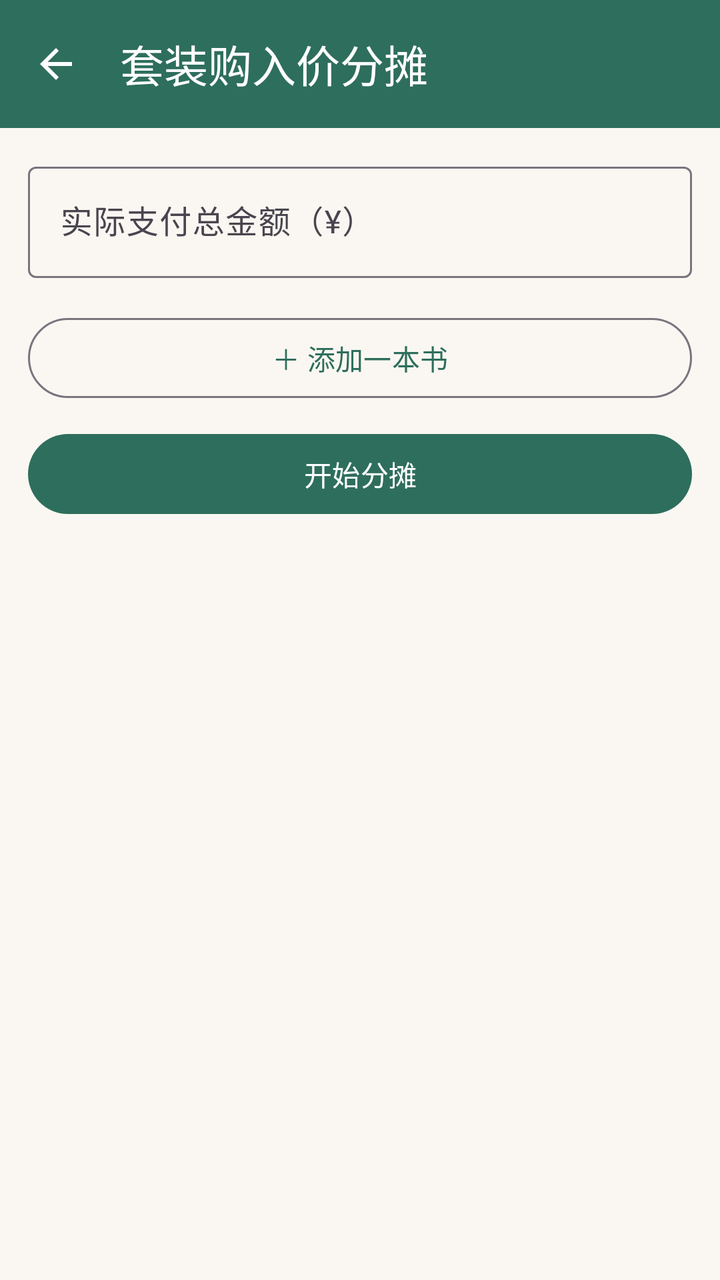
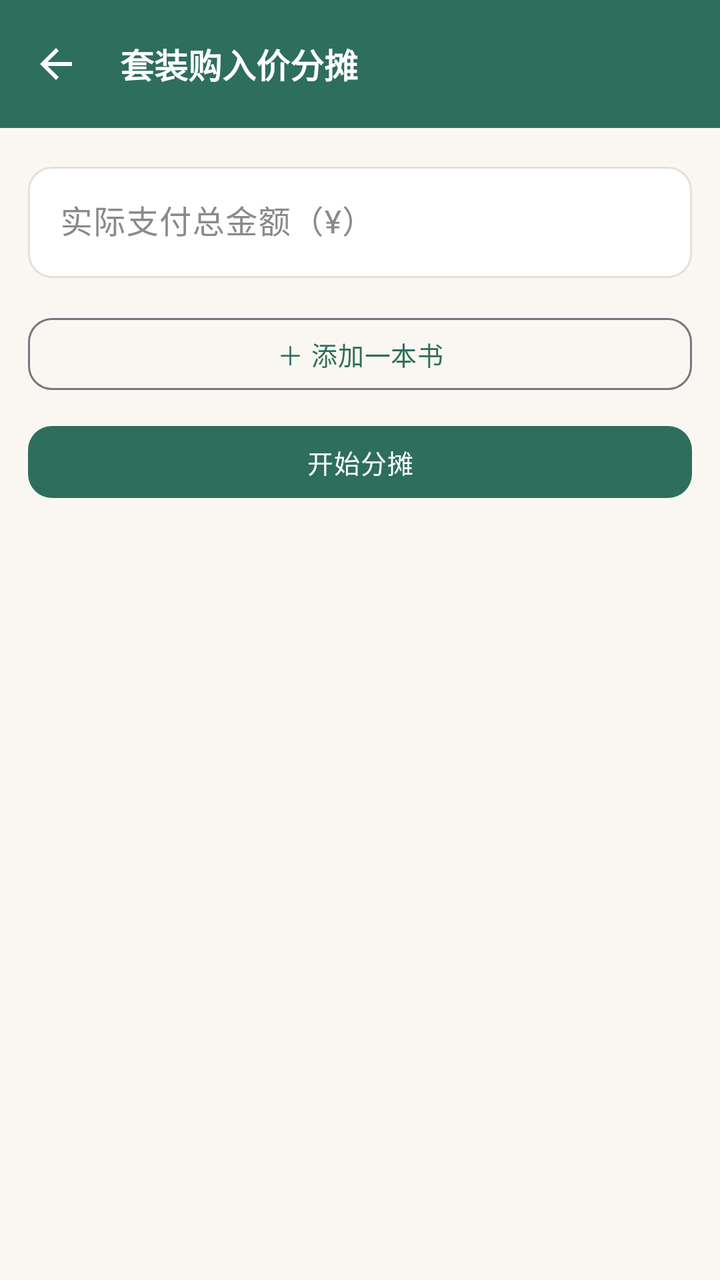

Before-and-after screenshots of an Android layout around one commit, followed by the original layout XML and the change that was made.
<!-- AndroidManifest.xml: application theme Theme.Bookshelf -->
<!-- res/layout/activity_split.xml -->
<?xml version="1.0" encoding="utf-8"?>
<LinearLayout xmlns:android="http://schemas.android.com/apk/res/android"
    xmlns:app="http://schemas.android.com/apk/res-auto"
    android:layout_width="match_parent"
    android:layout_height="match_parent"
    android:orientation="vertical">

    <com.google.android.material.appbar.MaterialToolbar
        android:id="@+id/toolbar"
        android:layout_width="match_parent"
        android:layout_height="?attr/actionBarSize"
        android:background="?attr/colorPrimary"
        app:navigationIcon="@drawable/ic_back"
        app:title="套装购入价分摊"
        app:titleTextColor="@color/white" />

    <androidx.core.widget.NestedScrollView
        android:layout_width="match_parent"
        android:layout_height="0dp"
        android:layout_weight="1">

        <LinearLayout
            android:layout_width="match_parent"
            android:layout_height="wrap_content"
            android:orientation="vertical"
            android:padding="14dp">

            
            <com.google.android.material.textfield.TextInputLayout
                android:layout_width="match_parent"
                android:layout_height="wrap_content"
                android:hint="实际支付总金额（¥）">

                <com.google.android.material.textfield.TextInputEditText
                    android:id="@+id/et_total_paid"
                    android:layout_width="match_parent"
                    android:layout_height="wrap_content"
                    android:inputType="numberDecimal" />
            </com.google.android.material.textfield.TextInputLayout>

            
            <LinearLayout
                android:id="@+id/container_books"
                android:layout_width="match_parent"
                android:layout_height="wrap_content"
                android:layout_marginTop="8dp"
                android:orientation="vertical" />

            <com.google.android.material.button.MaterialButton
                android:id="@+id/btn_add_book"
                style="@style/Widget.Material3.Button.OutlinedButton"
                android:layout_width="match_parent"
                android:layout_height="wrap_content"
                android:layout_marginTop="8dp"
                android:text="＋ 添加一本书" />

            <com.google.android.material.button.MaterialButton
                android:id="@+id/btn_compute"
                android:layout_width="match_parent"
                android:layout_height="wrap_content"
                android:layout_marginTop="10dp"
                android:text="开始分摊" />

            
            <TextView
                android:id="@+id/tv_result_label"
                android:layout_width="wrap_content"
                android:layout_height="wrap_content"
                android:layout_marginTop="14dp"
                android:text="分摊结果"
                android:textStyle="bold"
                android:textColor="?attr/colorPrimary"
                android:visibility="gone" />

            <LinearLayout
                android:id="@+id/container_result"
                android:layout_width="match_parent"
                android:layout_height="wrap_content"
                android:layout_marginTop="6dp"
                android:orientation="vertical" />

            
            <TextView
                android:id="@+id/tv_history_label"
                android:layout_width="wrap_content"
                android:layout_height="wrap_content"
                android:layout_marginTop="18dp"
                android:layout_marginBottom="20dp"
                android:text="历史记录（最近 10 次）"
                android:textStyle="bold"
                android:textColor="?attr/colorPrimary"
                android:visibility="gone" />

            <LinearLayout
                android:id="@+id/container_history"
                android:layout_width="match_parent"
                android:layout_height="wrap_content"
                android:orientation="vertical" />
        </LinearLayout>
    </androidx.core.widget.NestedScrollView>
</LinearLayout>
<!-- resources referenced by this layout -->
<resources>
  <style name="Theme.Bookshelf" parent="Theme.Material3.Light.NoActionBar">
          <item name="colorPrimary">@color/primary</item>
          <item name="colorPrimaryVariant">@color/primary_dark</item>
          <item name="colorSecondary">@color/accent</item>
          <item name="android:colorBackground">@color/bg_page</item>
          <item name="android:statusBarColor">@color/primary_dark</item>
          
          <item name="chip_bg">@color/chip_bg</item>
      </style>
  <!-- unchanged entries left out for length: 7 -->
</resources>

<!-- the commit's change to res/layout/activity_split.xml (unified diff, before → after) -->
@@ -7,12 +7,11 @@
 
     <com.google.android.material.appbar.MaterialToolbar
         android:id="@+id/toolbar"
+        style="@style/Widget.Bookshelf.Toolbar"
         android:layout_width="match_parent"
         android:layout_height="?attr/actionBarSize"
-        android:background="?attr/colorPrimary"
         app:navigationIcon="@drawable/ic_back"
-        app:title="套装购入价分摊"
-        app:titleTextColor="@color/white" />
+        app:title="套装购入价分摊" />
 
     <androidx.core.widget.NestedScrollView
         android:layout_width="match_parent"
@@ -48,7 +47,7 @@
 
             <com.google.android.material.button.MaterialButton
                 android:id="@+id/btn_add_book"
-                style="@style/Widget.Material3.Button.OutlinedButton"
+                style="@style/Widget.Bookshelf.Button.Outlined"
                 android:layout_width="match_parent"
                 android:layout_height="wrap_content"
                 android:layout_marginTop="8dp"
<!-- resource entries referenced after the edit -->
@@ -1,14 +1,91 @@
 <!-- resources referenced by this layout -->
 <resources>
-  <style name="Theme.Bookshelf" parent="Theme.Material3.Light.NoActionBar">
+  <style name="Widget.Bookshelf.Button.Outlined" parent="Widget.Material3.Button.OutlinedButton">
+          <item name="shapeAppearance">@style/ShapeAppearance.Bookshelf.Medium</item>
+          <item name="android:textSize">@dimen/text_body_small</item>
+          <item name="android:letterSpacing">0.02</item>
+          <item name="android:minHeight">44dp</item>
+          <item name="cornerRadius">@dimen/radius_md</item>
+      </style>
+  <style name="Widget.Bookshelf.Toolbar" parent="Widget.Material3.Toolbar">
+          <item name="android:background">?attr/colorPrimary</item>
+          <item name="titleTextColor">@color/white</item>
+          <item name="titleTextAppearance">@style/TextAppearance.Bookshelf.ToolbarTitle</item>
+          <item name="navigationIconTint">@color/white</item>
+          <item name="android:elevation">0dp</item>
+      </style>
+  <style name="Theme.Bookshelf" parent="Theme.Bookshelf.Base">
           <item name="colorPrimary">@color/primary</item>
           <item name="colorPrimaryVariant">@color/primary_dark</item>
           <item name="colorSecondary">@color/accent</item>
-          <item name="android:colorBackground">@color/bg_page</item>
-          <item name="android:statusBarColor">@color/primary_dark</item>
           
           <item name="chip_bg">@color/chip_bg</item>
+          <item name="primary_container">@color/green_container</item>
+          <item name="on_primary_container">@color/green_on_container</item>
       </style>
+  <style name="ShapeAppearance.Bookshelf.Medium" parent="ShapeAppearance.Material3.Corner.Medium">
+          <item name="cornerSize">@dimen/radius_md</item>
+      </style>
+  <dimen name="text_body_small">13sp</dimen>
+  <dimen name="radius_md">12dp</dimen>
+  <style name="TextAppearance.Bookshelf.ToolbarTitle" parent="TextAppearance.Material3.TitleLarge">
+          <item name="android:textSize">@dimen/text_headline</item>
+          <item name="android:textStyle">bold</item>
+          <item name="android:textColor">@color/white</item>
+      </style>
+  <style name="Theme.Bookshelf.Base" parent="Theme.Material3.Light.NoActionBar">
+          
+          <item name="android:colorBackground">@color/bg_page</item>
+          
+          <item name="android:statusBarColor">?attr/colorPrimary</item>
+          <item name="android:windowLightStatusBar">false</item>
+          
+          <item name="surface">@color/surface</item>
+          <item name="surface_dim">@color/surface_dim</item>
+          <item name="outline">@color/outline</item>
+          <item name="outline_strong">@color/outline_strong</item>
+          <item name="on_surface">@color/text_main</item>
+          <item name="on_surface_variant">@color/text_sub</item>
+          
+          <item name="materialButtonStyle">@style/Widget.Bookshelf.Button</item>
+          <item name="textInputStyle">@style/Widget.Bookshelf.TextField</item>
+          <item name="materialCardViewStyle">@style/Widget.Bookshelf.MaterialCard</item>
+      </style>
+  <color name="green_container">#E6F0EC</color>
+  <color name="green_on_container">#1C4A3E</color>
+  <dimen name="text_headline">17sp</dimen>
+  <color name="surface">#FFFFFF</color>
+  <color name="surface_dim">#F4F0E9</color>
+  <color name="outline">#E6E0D5</color>
+  <color name="outline_strong">#CFC5B4</color>
+  <color name="text_main">#2B2B2B</color>
+  <color name="text_sub">#8A8A8A</color>
+  <style name="Widget.Bookshelf.Button" parent="Widget.Material3.Button">
+          <item name="shapeAppearance">@style/ShapeAppearance.Bookshelf.Medium</item>
+          <item name="android:textSize">@dimen/text_body_small</item>
+          <item name="android:letterSpacing">0.02</item>
+          <item name="android:minHeight">44dp</item>
+          <item name="cornerRadius">@dimen/radius_md</item>
+      </style>
+  <style name="Widget.Bookshelf.TextField" parent="Widget.Material3.TextInputLayout.OutlinedBox">
+          <item name="boxStrokeColor">@color/text_field_stroke</item>
+          <item name="boxStrokeWidth">1dp</item>
+          <item name="boxStrokeWidthFocused">1.5dp</item>
+          <item name="boxCornerRadiusTopStart">@dimen/radius_md</item>
+          <item name="boxCornerRadiusTopEnd">@dimen/radius_md</item>
+          <item name="boxCornerRadiusBottomStart">@dimen/radius_md</item>
+          <item name="boxCornerRadiusBottomEnd">@dimen/radius_md</item>
+          <item name="boxBackgroundColor">?attr/surface</item>
+          <item name="hintTextColor">?attr/colorPrimary</item>
+          <item name="android:textColorHint">?attr/on_surface_variant</item>
+      </style>
+  <style name="Widget.Bookshelf.MaterialCard" parent="Widget.Material3.CardView.Outlined">
+          <item name="cardCornerRadius">@dimen/card_corner</item>
+          <item name="cardElevation">0dp</item>
+          <item name="strokeColor">?attr/outline</item>
+          <item name="strokeWidth">1dp</item>
+      </style>
+  <dimen name="card_corner">16dp</dimen>
   <!-- unchanged entries left out for length: 7 -->
 </resources>
 
